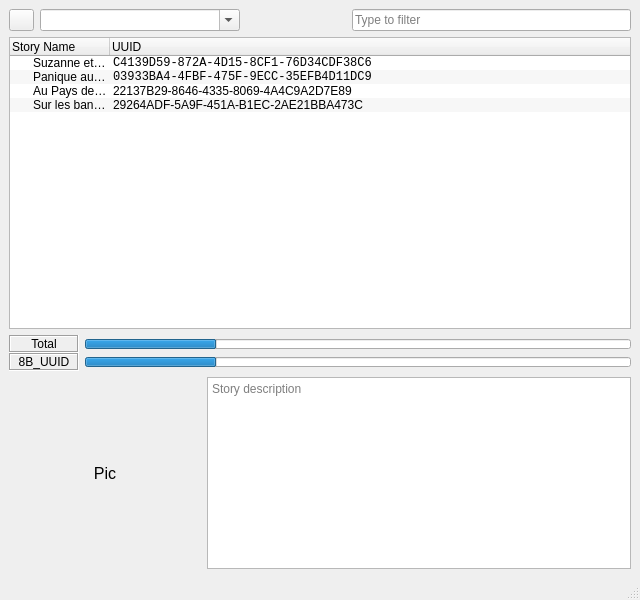
First picture: the form in pkg/ui/main.ui, repository o-daneel/Lunii.QT, before the edit.
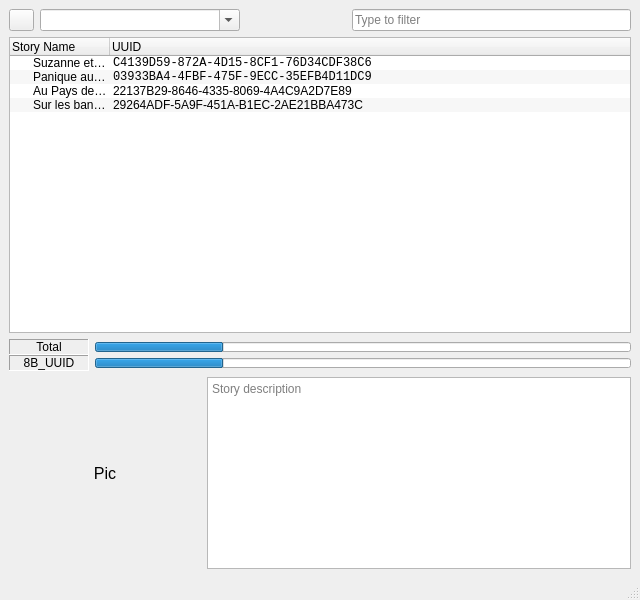
Second picture: the form after the edit. Icons and pictures are not drawn.

The edit to the form file:
```diff
--- a/pkg/ui/main.ui
+++ b/pkg/ui/main.ui
@@ -246,12 +246,12 @@
          <widget class="QLabel" name="lbl_total">
           <property name="minimumSize">
            <size>
-            <width>70</width>
+            <width>80</width>
             <height>0</height>
            </size>
           </property>
           <property name="frameShape">
-           <enum>QFrame::Box</enum>
+           <enum>QFrame::Panel</enum>
           </property>
           <property name="frameShadow">
            <enum>QFrame::Sunken</enum>
@@ -291,12 +291,12 @@
          <widget class="QLabel" name="lbl_story">
           <property name="minimumSize">
            <size>
-            <width>70</width>
+            <width>80</width>
             <height>0</height>
            </size>
           </property>
           <property name="frameShape">
-           <enum>QFrame::Box</enum>
+           <enum>QFrame::Panel</enum>
           </property>
           <property name="frameShadow">
            <enum>QFrame::Sunken</enum>
```
